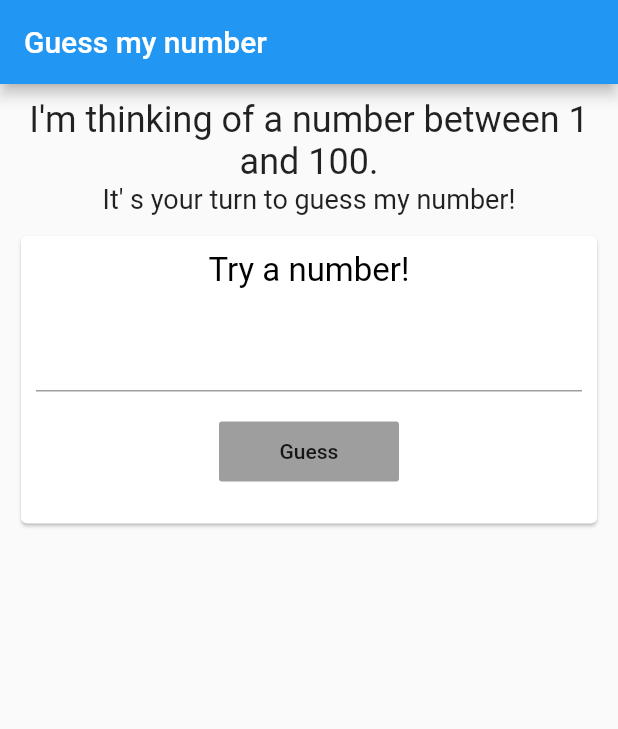
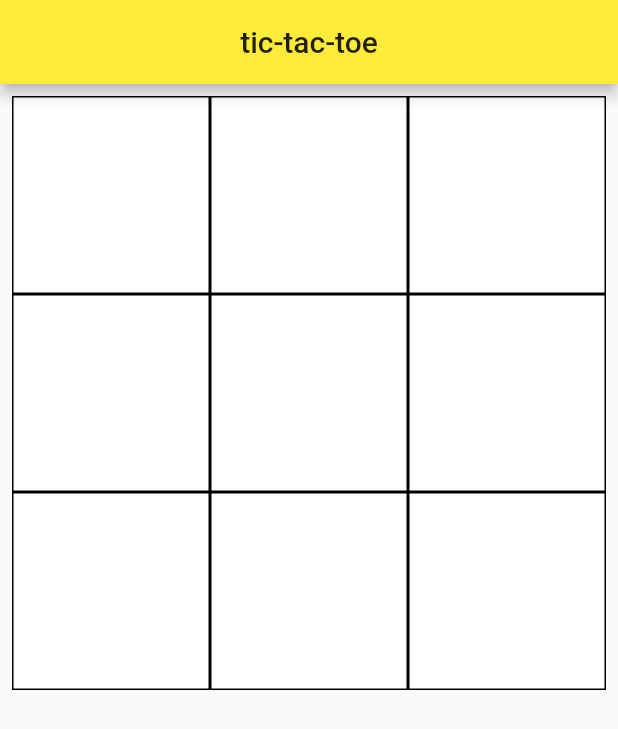
Before and after one commit to AndreiMargaritoiu/google-flutter, a Flutter app: the screen it shows after launch, on a phone screen of 412 x 824 dp. Shown: the top 729 px of the screen. Run offline on Flutter 3.47's test engine with Material 2 defaults, Android fonts, the phone set to English and light mode, and no system bars; missing offline and left inert: powers.

Commit message:
implemented tic-tac-toe

```diff
--- /dev/null
+++ b/lib/homework3/basic_phases.dart
@@ -0,0 +1,45 @@
+import 'package:flutter/material.dart';
+
+class MyApp extends StatelessWidget {
+  @override
+  Widget build(BuildContext context) {
+    return MaterialApp(
+      title: 'Flutter Demo',
+      theme: ThemeData(
+        primarySwatch: Colors.blue,
+        visualDensity: VisualDensity.adaptivePlatformDensity,
+      ),
+      home: const MyHomePage(title: 'Basic Phases'),
+    );
+  }
+}
+
+class MyHomePage extends StatefulWidget {
+  const MyHomePage({Key key, this.title}) : super(key: key);
+
+  final String title;
+
+  @override
+  _MyHomePageState createState() => _MyHomePageState();
+}
+
+class _MyHomePageState extends State<MyHomePage> {
+  void _convertSum() {
+    setState(() {});
+  }
+
+  @override
+  Widget build(BuildContext context) {
+    return Scaffold(
+      appBar: AppBar(
+        title: Text(widget.title),
+        centerTitle: true,
+      ),
+      body: Center(
+        child: Column(
+          mainAxisAlignment: MainAxisAlignment.start,
+        ),
+      ),
+    );
+  }
+}
--- /dev/null
+++ b/lib/homework3/tic_tac_toe.dart
@@ -0,0 +1,134 @@
+import 'package:flutter/material.dart';
+
+class MyApp extends StatelessWidget {
+  @override
+  Widget build(BuildContext context) {
+    return MaterialApp(
+      title: 'Flutter Demo',
+      theme: ThemeData(
+        primarySwatch: Colors.yellow,
+        visualDensity: VisualDensity.adaptivePlatformDensity,
+      ),
+      home: const MyHomePage(title: 'tic-tac-toe'),
+    );
+  }
+}
+
+class MyHomePage extends StatefulWidget {
+  const MyHomePage({Key key, this.title}) : super(key: key);
+
+  final String title;
+
+  @override
+  _MyHomePageState createState() => _MyHomePageState();
+}
+
+class _MyHomePageState extends State<MyHomePage> {
+  final List<int> _listRed = <int>[];
+  final List<int> _listGreen = <int>[];
+  bool _isRedsTurn = true, _gameOver = false, _clearPressed = false;
+
+  void _addToList(int index) {
+    setState(() {
+      _clearPressed = false;
+      if (!_gameOver && _boxWasPressed(index)) {
+        if (_isRedsTurn) {
+          _listRed.add(index);
+          if (_checkWin(_listRed) || _listRed.length == 5) {
+            _gameOver = true;
+          }
+          _isRedsTurn = false;
+        } else {
+          _listGreen.add(index);
+          if (_checkWin(_listGreen)) {
+            _gameOver = true;
+          }
+          _isRedsTurn = true;
+        }
+      }
+    });
+  }
+
+  void _resetMatch() {
+    setState(() {
+      _gameOver = false;
+      _clearPressed = true;
+      _listRed.clear();
+      _listGreen.clear();
+      _isRedsTurn = true;
+    });
+  }
+
+  bool _boxWasPressed(int index) {
+    return !_listRed.contains(index) && !_listGreen.contains(index);
+  }
+
+  bool _checkWin(List<int> _listIndexes) {
+    return _winningStrike(_listIndexes, 0, 1, 2) ||
+        _winningStrike(_listIndexes, 3, 4, 5) ||
+        _winningStrike(_listIndexes, 6, 7, 8) ||
+        _winningStrike(_listIndexes, 0, 3, 6) ||
+        _winningStrike(_listIndexes, 1, 4, 7) ||
+        _winningStrike(_listIndexes, 2, 5, 8) ||
+        _winningStrike(_listIndexes, 0, 4, 8) ||
+        _winningStrike(_listIndexes, 2, 4, 6);
+  }
+
+  bool _winningStrike(
+      List<int> _listIndexes, int index1, int index2, int index3) {
+    return _listIndexes.contains(index1) &&
+        _listIndexes.contains(index2) &&
+        _listIndexes.contains(index3);
+  }
+
+  @override
+  Widget build(BuildContext context) {
+    return Scaffold(
+      appBar: AppBar(
+        title: Text(widget.title),
+        centerTitle: true,
+      ),
+      body: Center(
+        child: Column(
+          mainAxisAlignment: MainAxisAlignment.start,
+          children: <Widget>[
+            Expanded(
+                child: GridView.builder(
+                    padding: const EdgeInsets.all(8.0),
+                    itemCount: 9,
+                    gridDelegate:
+                        const SliverGridDelegateWithFixedCrossAxisCount(
+                      crossAxisCount: 3,
+                    ),
+                    itemBuilder: (BuildContext context, int index) {
+                      return GestureDetector(
+                        onTap: () => _addToList(index),
+                        child: AnimatedContainer(
+                            decoration: BoxDecoration(
+                          color: _clearPressed
+                              ? Colors.white
+                              : _listRed.contains(index)
+                                  ? Colors.red
+                                  : _listGreen.contains(index)
+                                      ? Colors.green
+                                      : Colors.white,
+                          border: Border.all(
+                            color: Colors.black,
+                          ),
+                        ), duration: const Duration(milliseconds: 300),),
+                      );
+                    })),
+            if (_gameOver)
+              FlatButton(
+                onPressed: _resetMatch,
+                color: Colors.grey,
+                child: const Text(
+                  'Try again!',
+                ),
+              ),
+          ],
+        ),
+      ),
+    );
+  }
+}
--- a/lib/main.dart
+++ b/lib/main.dart
@@ -1,6 +1,6 @@
 import 'package:flutter/material.dart';
-import 'homework2/guess_my_number.dart' as guess_my_number;
+import 'homework3/tic_tac_toe.dart' as tic_tac_toe;
 
 void main() {
-  runApp(guess_my_number.MyApp());
+  runApp(tic_tac_toe.MyApp());
 }
```
